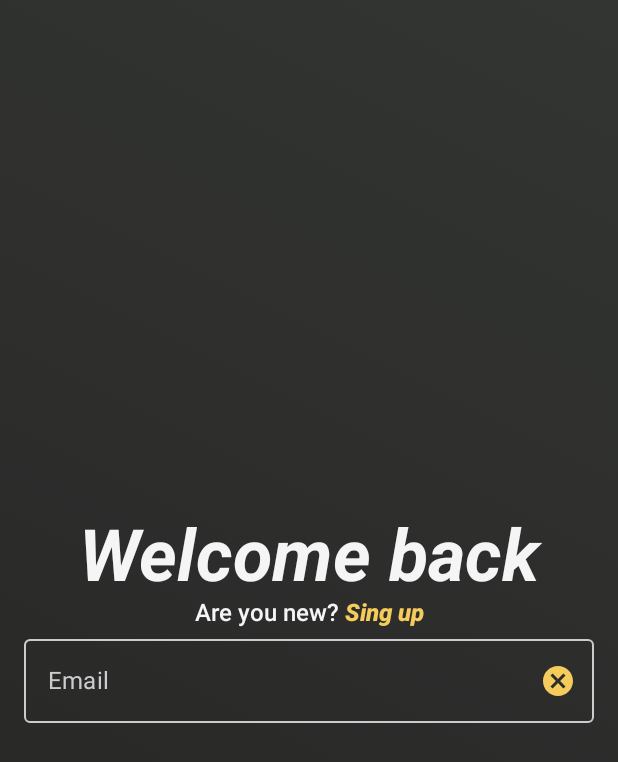
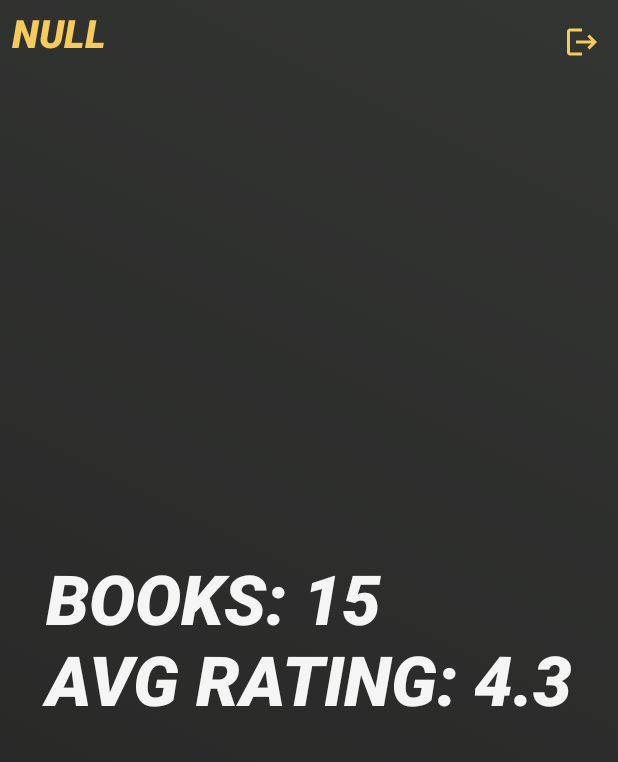
Before and after one commit to DEJA-1/READ, an Android app built with Jetpack Compose: the screen it shows after launch (MainActivity), on a phone screen of 412 x 824 dp. Shown: the top 762 px of the screen. Run offline under Robolectric (Android 15) with nearby library versions, the phone set to English and light mode, and no system bars; our stand-ins replace Dagger/Hilt's generated code, Firebase (no records; nobody signed in at launch, a user with empty details on screens opened directly).

Commit message:
begin profile screen

```diff
--- a/app/src/main/java/com/example/read/data/repository/FirebaseRepositoryImpl.kt
+++ b/app/src/main/java/com/example/read/data/repository/FirebaseRepositoryImpl.kt
@@ -29,7 +29,6 @@ class FirebaseRepositoryImpl @Inject constructor(
                 }
         }
     }
-
     override suspend fun getBooksFromFB(): Resource<List<BookFB>> {
         return try {
             Resource.Loading(true)
--- a/app/src/main/java/com/example/read/navigation/NavGraph.kt
+++ b/app/src/main/java/com/example/read/navigation/NavGraph.kt
@@ -25,7 +25,7 @@ fun NavGraph() {
 
     NavHost(
         navController = navController,
-        startDestination = Screen.Login.route
+        startDestination = Screen.Profile.route
     ) {
         composable(
             route = Screen.Home.route
--- a/app/src/main/java/com/example/read/presentation/screen/details/DetailsScreen.kt
+++ b/app/src/main/java/com/example/read/presentation/screen/details/DetailsScreen.kt
@@ -10,13 +10,14 @@ import androidx.navigation.NavController
 import com.example.read.commons.AppColors
 import com.example.read.presentation.CommonViewModel
 import com.example.read.presentation.screen.details.components.TopSection
+import com.example.read.presentation.screen.home.HomeViewModel
 import com.example.read.util.gradient
 
 @Composable
 fun DetailsScreen(
     navController: NavController,
     commonViewModel: CommonViewModel,
-    viewModel: DetailsViewModel
+    viewModel: DetailsViewModel,
 ) {
     val context = LocalContext.current
 
--- a/app/src/main/java/com/example/read/presentation/screen/details/components/TopSection.kt
+++ b/app/src/main/java/com/example/read/presentation/screen/details/components/TopSection.kt
@@ -33,7 +33,8 @@ fun TopSection(
     context: Context,
     book: BookFB,
     navController: NavController,
-    viewModel: DetailsViewModel
+    viewModel: DetailsViewModel,
+
 ) {
     Box(
         modifier = Modifier
--- a/app/src/main/java/com/example/read/presentation/screen/home/components/BookRow.kt
+++ b/app/src/main/java/com/example/read/presentation/screen/home/components/BookRow.kt
@@ -28,7 +28,7 @@ import com.example.read.domain.model.MyItem
 @Composable
 fun BookRow(
     modifier: Modifier = Modifier,
-    userBooks: List<BookFB> = emptyList<BookFB>(),
+    book: BookFB = BookFB(),
     category: MyCategory = MyCategory("", ""),
     shapeDp: Int = 12,
     heightSize: Int = 170,
@@ -65,7 +65,7 @@ fun BookRow(
             Column(horizontalAlignment = Alignment.CenterHorizontally) {
                 Text(
                     modifier = Modifier.padding(top = 4.dp),
-                    text = "asdifsdfji s jisdfjisi jiosd fiojsiodsf ijs",
+                    text = book.title.toString(),
                     fontWeight = FontWeight.Bold,
                     fontStyle = FontStyle.Italic,
                     fontSize = 14.sp,
--- a/app/src/main/java/com/example/read/presentation/screen/home/components/CurrentlyReadingSection.kt
+++ b/app/src/main/java/com/example/read/presentation/screen/home/components/CurrentlyReadingSection.kt
@@ -64,10 +64,8 @@ fun CurrentlyReadingSection(
             items(userBooks) { book ->
                 BookRow(
                     modifier = Modifier.padding(4.dp),
-                    userBooks = userBooks,
                     onItemClicked = {  }
                 ) {
-
                     val isExpanded = remember {
                         mutableStateOf(false)
                     }
--- a/app/src/main/java/com/example/read/presentation/screen/home/components/Header.kt
+++ b/app/src/main/java/com/example/read/presentation/screen/home/components/Header.kt
@@ -9,6 +9,7 @@ import androidx.compose.material.icons.filled.AccountCircle
 import androidx.compose.runtime.Composable
 import androidx.compose.ui.Modifier
 import androidx.compose.ui.graphics.Shadow
+import androidx.compose.ui.graphics.vector.ImageVector
 import androidx.compose.ui.text.SpanStyle
 import androidx.compose.ui.text.buildAnnotatedString
 import androidx.compose.ui.text.font.FontStyle
@@ -21,7 +22,10 @@ import com.example.read.commons.AppColors
 
 @Composable
 fun Header(
+    modifier: Modifier = Modifier,
     nick: String = "Test",
+    isProfile: Boolean = false,
+    icon: ImageVector = Icons.Filled.AccountCircle,
     onIconClick: () -> Unit
 ) {
 
@@ -32,6 +36,8 @@ fun Header(
         Column(modifier = Modifier.weight(1f)) {
             Text(
                 buildAnnotatedString {
+
+                    if (!isProfile) {
                         withStyle(
                             SpanStyle(
                                 color = AppColors.mTextWhite,
@@ -42,6 +48,7 @@ fun Header(
                             append("Hello, ")
                         }
 
+                    }
                     withStyle(
                         SpanStyle(
                             color = AppColors.mMain,
@@ -55,20 +62,22 @@ fun Header(
                 }
             )
 
+            if (!isProfile) {
                 Text(
                     text = "Happy reading!",
                     color = AppColors.mTextWhite,
                     fontWeight = FontWeight.Light,
                     fontSize = 16.sp,
                 )
+            }
 
         }
         Icon(
-            modifier = Modifier.size(64.dp)
+            modifier = modifier.size(64.dp)
                 .clickable {
                            onIconClick()
                 },
-            imageVector = Icons.Filled.AccountCircle,
+            imageVector = icon,
             contentDescription = "account icon",
             tint = AppColors.mMain
         )
--- a/app/src/main/java/com/example/read/presentation/screen/profile/ProfileScreen.kt
+++ b/app/src/main/java/com/example/read/presentation/screen/profile/ProfileScreen.kt
@@ -1,26 +1,57 @@
 package com.example.read.presentation.screen.profile
 
 import androidx.compose.foundation.background
-import androidx.compose.foundation.layout.Box
-import androidx.compose.foundation.layout.fillMaxSize
+import androidx.compose.foundation.layout.*
 import androidx.compose.material.Text
+import androidx.compose.material.icons.Icons
+import androidx.compose.material.icons.filled.Logout
 import androidx.compose.runtime.Composable
+import androidx.compose.ui.Alignment
 import androidx.compose.ui.Modifier
+import androidx.compose.ui.unit.dp
 import androidx.navigation.NavController
 import com.example.read.commons.AppColors
+import com.example.read.navigation.Screen
+import com.example.read.presentation.screen.home.components.Header
+import com.example.read.presentation.screen.profile.components.StatsSection
 import com.example.read.util.gradient
+import com.google.firebase.auth.FirebaseAuth
 
 @Composable
 fun ProfileScreen(navController: NavController) {
+
+    val currentUser = FirebaseAuth.getInstance().currentUser
 
     Box(
         modifier = Modifier
             .fillMaxSize()
             .background(gradient(colors = listOf(AppColors.mBackground, AppColors.mBackgroundSec)))
+            .padding(8.dp)
     ) {
-        Text(
-            text = "Profile Screen"
-        )
+        Column() {
+            Header(
+                modifier = Modifier
+                    .size(32.dp)
+                    .padding(top = 8.dp),
+                nick = currentUser?.email?.split('@')?.first().toString(),
+                icon = Icons.Filled.Logout,
+                isProfile = true
+            ) {
+                FirebaseAuth.getInstance().signOut().run {
+                    navController.navigate(Screen.Login.route) {
+                        popUpTo(navController.graph.id) {
+                            inclusive = true
+                        }
+                    }
+                }
+            }
+
+            Box(modifier = Modifier.fillMaxSize(),
+            contentAlignment = Alignment.Center) {
+                StatsSection()
+            }
+
+        }
     }
 
 }
--- /dev/null
+++ b/app/src/main/java/com/example/read/presentation/screen/profile/components/StatsSection.kt
@@ -0,0 +1,44 @@
+package com.example.read.presentation.screen.profile.components
+
+import androidx.compose.foundation.layout.Arrangement
+import androidx.compose.foundation.layout.Column
+import androidx.compose.material.Text
+import androidx.compose.runtime.Composable
+import androidx.compose.ui.Alignment
+import androidx.compose.ui.text.font.FontFamily
+import androidx.compose.ui.text.font.FontStyle.Companion.Italic
+import androidx.compose.ui.text.font.FontWeight
+import androidx.compose.ui.tooling.preview.Preview
+import androidx.compose.ui.unit.sp
+import com.example.read.commons.AppColors
+
+@Preview
+@Composable
+fun StatsSection(
+    bookCount: Int = 15,
+    avgRating: Double = 4.3,
+) {
+
+    Column(
+
+    ) {
+        Text(
+            text = "BOOKS: $bookCount",
+            fontWeight = FontWeight.ExtraBold,
+            fontStyle = Italic,
+            fontSize = 46.sp,
+            fontFamily = FontFamily.SansSerif,
+            color = AppColors.mTextWhite
+        )
+
+        Text(
+            text = "AVG RATING: $avgRating",
+            fontWeight = FontWeight.ExtraBold,
+            fontStyle = Italic,
+            fontSize = 46.sp,
+            fontFamily = FontFamily.SansSerif,
+            color = AppColors.mTextWhite
+        )
+    }
+
+}
```
Also changed, not shown: app/src/main/java/com/example/read/presentation/screen/home/HomeScreen.kt (+23 -7 lines), app/src/main/java/com/example/read/presentation/screen/home/components/YourCollectionSection.kt (+17 -2 lines). Lines whose indentation alone changed are shown as unchanged.
